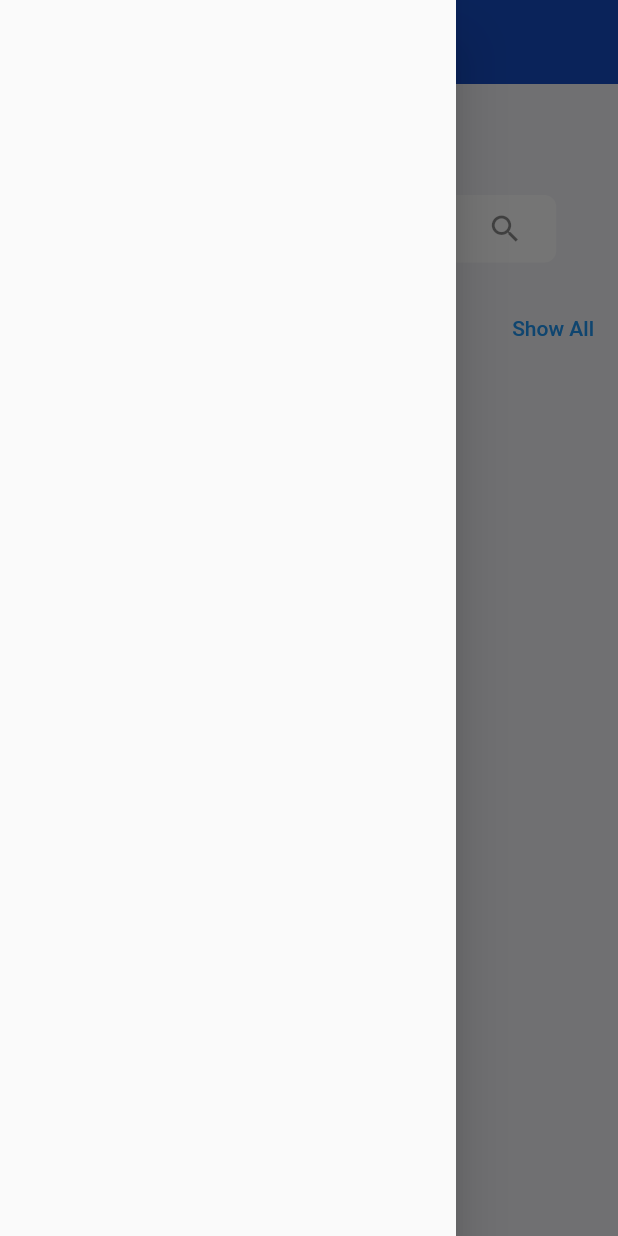
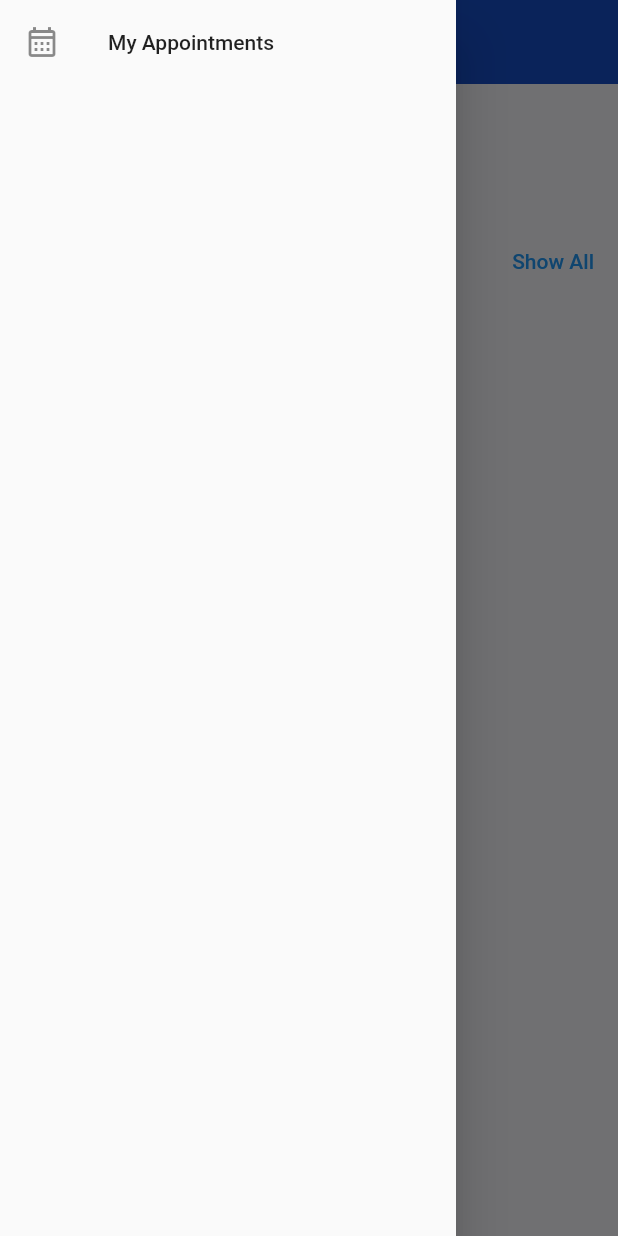
Before and after one commit to vemo068/reservation_medical_app, a Flutter app: the screen it shows after launch, with the side drawer open, on a phone screen of 412 x 824 dp. Run offline on Flutter 3.47's test engine with Material 2 defaults, Android fonts, the phone set to English and light mode, and no system bars; our stand-ins replace calendar_timeline, flutter_svg, get; network calls fail.

Commit message:
my appointments

```diff
--- a/lib/Controllers/appointement_controller.dart
+++ b/lib/Controllers/appointement_controller.dart
@@ -95,4 +95,5 @@ class AppointementController extends GetxController {
     loading = false;
     update();
   }
+
 }
--- a/lib/Controllers/auth_controller.dart
+++ b/lib/Controllers/auth_controller.dart
@@ -1,8 +1,7 @@
 import 'package:get/get.dart';
 
 class AuthController extends GetxController {
-  String mode="";
 
   void loginUser() {}
-  void loginDoctor() {}
+
 }
--- a/lib/Controllers/speciality_controller.dart
+++ b/lib/Controllers/speciality_controller.dart
@@ -1,4 +1,4 @@
-import 'dart:convert';
+
 
 import 'package:get/get.dart';
 import 'package:reservation_medical_app/models/doctor.dart';
@@ -7,10 +7,10 @@ import 'package:http/http.dart' as http;
 import 'package:reservation_medical_app/utils/http_service.dart';
 
 class SpecialityController extends GetxController {
-  Specility currentSpeciality = Specility(specialityName: "All", imgUrl: "");
+  Speciality currentSpeciality = Speciality(specialityName: "All", imgUrl: "");
   HttpService _httpService = HttpService();
   List<Doctor> doctors = [];
-  List<Specility> specialities = [];
+  List<Speciality> specialities = [];
 
   @override
   void onInit() {
@@ -20,7 +20,7 @@ class SpecialityController extends GetxController {
     super.onInit();
   }
 
-  onTapSpeciality(Specility speciality) {
+  onTapSpeciality(Speciality speciality) {
     currentSpeciality = speciality;
     getDoctors();
     // speciality.isSelected = currentSpeciality == speciality ? true : false;
--- /dev/null
+++ b/lib/Controllers/user_appointments.dart
@@ -0,0 +1,17 @@
+import 'package:get/get.dart';
+import 'package:reservation_medical_app/models/RendV.dart';
+import 'package:reservation_medical_app/utils/http_service.dart';
+
+
+class UserAppointments extends GetxController {
+  List<RendV> myAppointements = [];
+   HttpService _httpService = HttpService();
+   bool loading = false;
+   Future<void> getMyAppointements(int userId) async {
+    loading = true;
+    myAppointements = await _httpService.getMyAppointments(
+       userId);
+    loading = false;
+    update();
+  }
+}
--- a/lib/Pages/dr_home.dart
+++ b/lib/Pages/dr_home.dart
@@ -60,7 +60,9 @@ class HomeDoctor extends StatelessWidget {
                                       .appointments[indexAppoint].rdvs.length,
                                   itemBuilder: (context, index) {
                                     return appointementController
-                                            .appointments[index].rdvs.isNotEmpty
+                                            .appointments[indexAppoint]
+                                            .rdvs
+                                            .isNotEmpty
                                         ? Column(
                                             children: [
                                               ListTile(
--- a/lib/Pages/home_page.dart
+++ b/lib/Pages/home_page.dart
@@ -1,8 +1,11 @@
 import 'package:flutter/material.dart';
 import 'package:flutter_svg/flutter_svg.dart';
 import 'package:get/get.dart';
+import 'package:reservation_medical_app/Controllers/appointement_controller.dart';
 import 'package:reservation_medical_app/Controllers/doctor_controller.dart';
 import 'package:reservation_medical_app/Controllers/speciality_controller.dart';
+import 'package:reservation_medical_app/Controllers/user_appointments.dart';
+import 'package:reservation_medical_app/Pages/my_appoitements.dart';
 import 'package:reservation_medical_app/Pages/specialities_page.dart';
 import 'package:reservation_medical_app/Styles/medi_colors.dart';
 import 'package:reservation_medical_app/Styles/medi_styles.dart';
@@ -24,23 +27,26 @@ class HomePage extends StatelessWidget {
     return SafeArea(
       child: Scaffold(
           appBar: mediAppBar("Home"),
-          drawer: const NewD(),
+          drawer: NewD(),
           backgroundColor: kcbackground,
           body: Padding(
             padding: const EdgeInsets.all(8.0),
             child: Column(
-              // crossAxisAlignment: CrossAxisAlignment.start,
+              crossAxisAlignment: CrossAxisAlignment.start,
               children: [
-                const Center(child: Text("Welcome", style: mediHeading3Style)),
-                const Center(
-                    child: Text("Choose a Doctor", style: mediHeading3Style)),
-                const SearchBar(),
+                SizedBox(
+                  height: 10,
+                ),
+                Text("Welcome", style: mediHeadlineStyle),
+                Text("Choose a Doctor", style: mediHeadlineStyle),
+                SizedBox(
+                  height: 20,
+                ),
                 GetBuilder<SpecialityController>(
                     init: specialityController,
                     builder: (_) {
                       return Column(
                         children: [
-
                           Row(
                             mainAxisAlignment: MainAxisAlignment.spaceBetween,
                             children: [
@@ -111,12 +117,26 @@ class HomePage extends StatelessWidget {
 }
 
 class NewD extends StatelessWidget {
-  const NewD({
+  NewD({
     Key? key,
   }) : super(key: key);
-
+  final UserAppointments userAppointments = Get.put(UserAppointments());
   @override
   Widget build(BuildContext context) {
-    return const Drawer();
+    return Drawer(
+      child: Column(
+        children: [
+          ListTile(
+            leading: Icon(Icons.calendar_month_outlined),
+            title: Text("My Appointments"),
+            onTap: () {
+              userAppointments.getMyAppointements(0);
+              Get.back();
+              Get.to(() => MyAppointementsPage());
+            },
+          )
+        ],
+      ),
+    );
   }
 }
--- a/lib/Styles/medi_styles.dart
+++ b/lib/Styles/medi_styles.dart
@@ -20,7 +20,7 @@ const TextStyle mediHeadlineStyle = TextStyle(
 );
 const TextStyle mediBodyStyle = TextStyle(
   fontSize: 16,
-  fontWeight: FontWeight.w400,
+  fontWeight: FontWeight.w600,
 );
 const TextStyle mediSubheadingStyle = TextStyle(
   fontSize: 20,
--- a/lib/main.dart
+++ b/lib/main.dart
@@ -3,6 +3,7 @@ import 'package:get/get.dart';
 import 'package:reservation_medical_app/Controllers/speciality_controller.dart';
 import 'package:reservation_medical_app/Pages/home_page.dart';
 import 'package:reservation_medical_app/Pages/login/login_page.dart';
+import 'package:reservation_medical_app/Pages/my_appoitements.dart';
 import 'package:reservation_medical_app/Styles/medi_colors.dart';
 import 'package:reservation_medical_app/Styles/medi_styles.dart';
 import 'package:reservation_medical_app/medi_components/medi_card.dart';
--- a/lib/medi_components/appoint_confirmation_dialog.dart
+++ b/lib/medi_components/appoint_confirmation_dialog.dart
@@ -30,8 +30,9 @@ class AppointConfirmation extends StatelessWidget {
           onPressed: () {
             _appointementController.sendRendv(doctorController.currentDoctor!);
             _appointementController.getAvLabels();
+
+            Get.back();
             _appointementController.update();
-            Get.back();
           },
           child: Text(
             'Ok',
--- a/lib/medi_components/speciality_card.dart
+++ b/lib/medi_components/speciality_card.dart
@@ -5,7 +5,7 @@ import 'package:reservation_medical_app/Styles/medi_colors.dart';
 import 'package:reservation_medical_app/models/speciality.dart';
 
 class SpecialityCard extends StatelessWidget {
-  final Specility speciality;
+  final Speciality speciality;
   final Function(String) tapped;
   bool isSelected;
   SpecialityCard(
--- a/lib/models/doctor.dart
+++ b/lib/models/doctor.dart
@@ -8,7 +8,7 @@ class Doctor {
 
   final String name;
   final String img;
-  final Specility speciality;
+  final Speciality speciality;
   final String workTime;
   final String phoneNumber;
   Doctor(
@@ -29,6 +29,6 @@ class Doctor {
         phoneNumber: json["phoneNumber"],
         name: json["name"],
         img: "assets/doctor.jpg",
-        speciality: Specility.fromJson(json["speciality"]));
+        speciality: Speciality.fromJson(json["speciality"]));
   }
 }
--- a/lib/models/speciality.dart
+++ b/lib/models/speciality.dart
@@ -1,13 +1,13 @@
-class Specility {
+class Speciality {
   int? specialityId;
   // bool isSelected = false;
   final String specialityName;
   final String imgUrl;
-  Specility(
+  Speciality(
       {this.specialityId, required this.specialityName, required this.imgUrl});
 
   static fromJson(Map<String, dynamic> json) {
-    return Specility(
+    return Speciality(
         specialityId: json["specialityId"],
         specialityName: json["specialityName"],
         imgUrl: json["imgUrl"]);
@@ -15,7 +15,7 @@ class Specility {
 }
 
 var sps = [
-  Specility(
+  Speciality(
       specialityId: 1,
       specialityName: "specialityName",
       imgUrl: "assets/tooth.png")
--- a/lib/utils/links.dart
+++ b/lib/utils/links.dart
@@ -9,3 +9,4 @@ String avHourLabelsAll = baseUrl + "avhours";
 String postRdv = baseUrl + "sendrdv";
 
 String listRdvs = baseUrl + "listrdvs";
+String myAppointments = baseUrl + "myappointmenst";
```
Also changed, not shown: lib/Pages/appoint_page.dart (+27 -26 lines), lib/Pages/doctor_page.dart (+21 -30 lines), lib/Pages/my_appoitements.dart (added, +76 -0 lines), lib/medi_components/appointments_card.dart (added, +68 -0 lines), lib/medi_components/medi_card.dart (+8 -7 lines), lib/utils/http_service.dart (+17 -3 lines).
